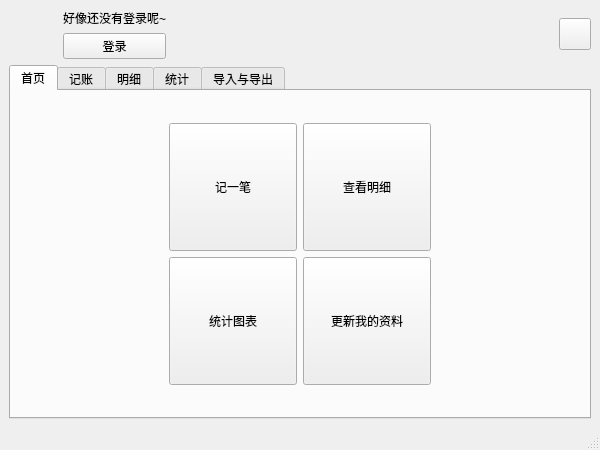
Harry-Chen/OOP-Cash, file ui/oopcash_mainwindow.ui: the form before one commit.
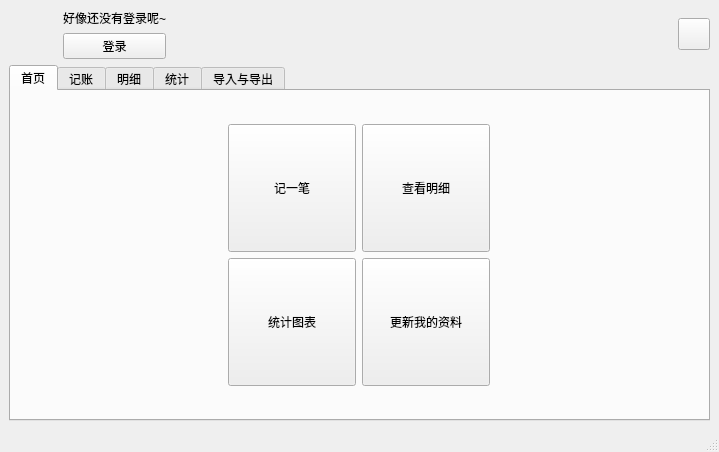
The form after the commit. Icons and pictures are not drawn.

Diff of the .ui file:
```diff
--- a/ui/oopcash_mainwindow.ui
+++ b/ui/oopcash_mainwindow.ui
@@ -6,8 +6,8 @@
    <rect>
     <x>0</x>
     <y>0</y>
-    <width>600</width>
-    <height>450</height>
+    <width>719</width>
+    <height>452</height>
    </rect>
   </property>
   <property name="windowTitle">
```
Left out of the diff: 4 changed lines with no effect on the pictures.
